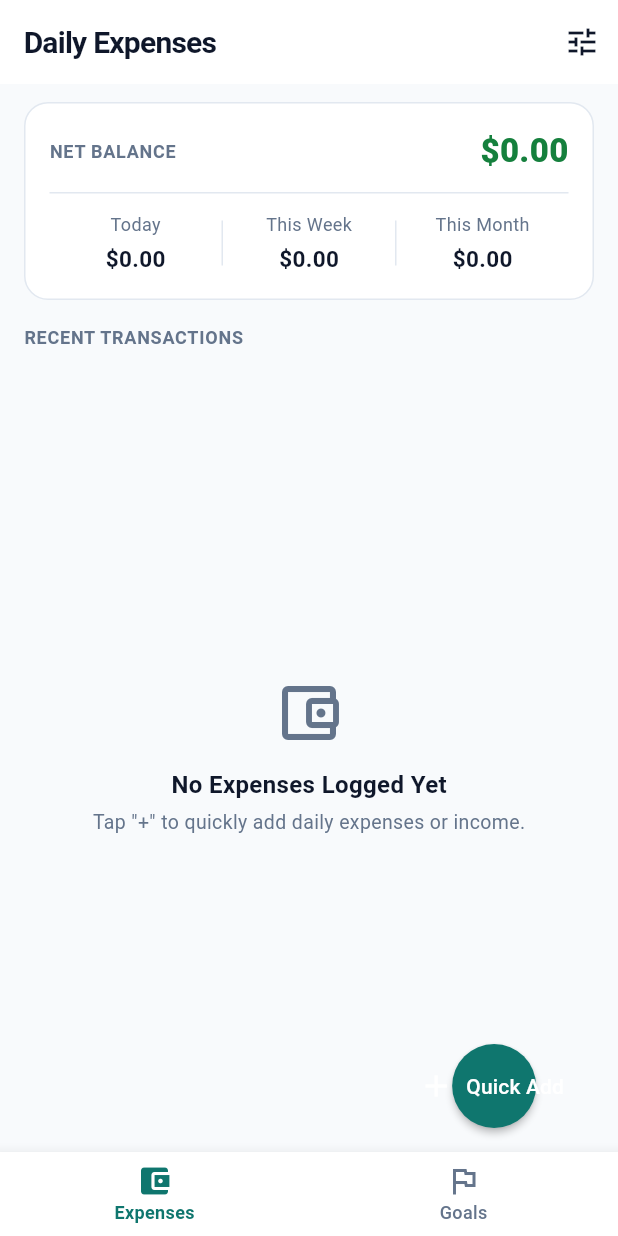
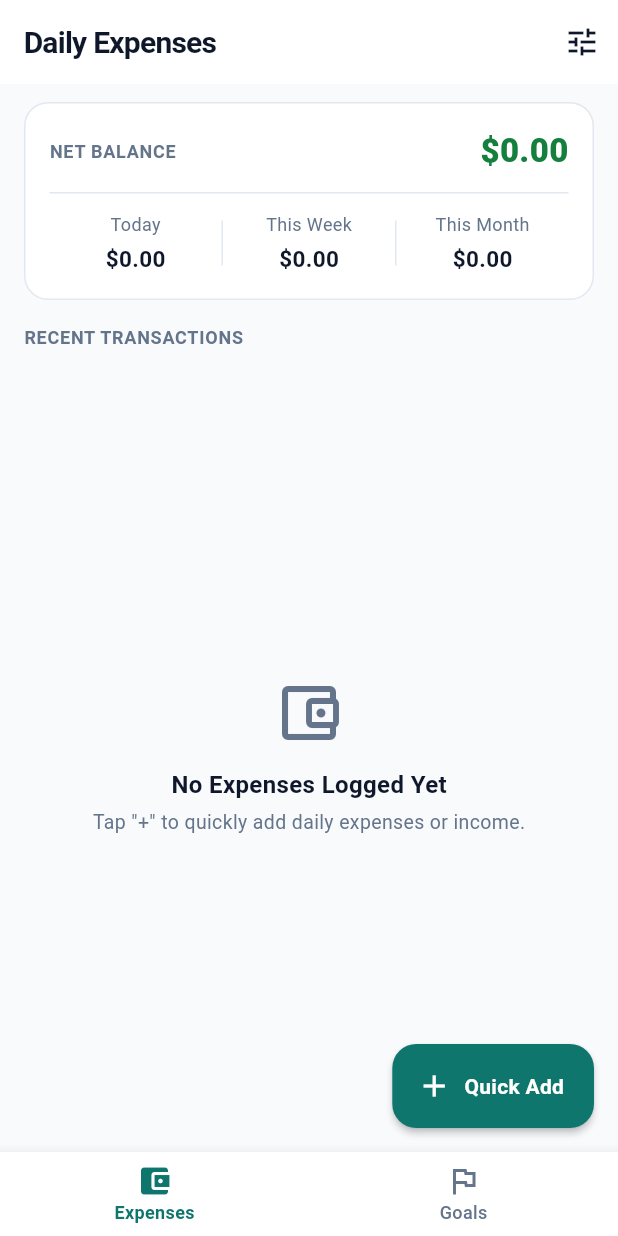
Before and after one commit to khademul-menaliam/expence_calculate_mobile_app, a Flutter app: the screen it shows after launch, on a phone screen of 412 x 824 dp. Run offline on Flutter 3.47's test engine with Material 3 defaults, Android fonts, the phone set to English and light mode, and no system bars; our stand-ins replace drift, flutter_riverpod; accounts and stored records are empty; generated files the repository leaves out were written again.

Commit message:
Fix UI floating action button, input label collision, and optimize APK build size with R8

```diff
--- a/lib/screens/expenses/edit_expense_dialog.dart
+++ b/lib/screens/expenses/edit_expense_dialog.dart
@@ -114,8 +114,9 @@ class _EditExpenseDialogState extends ConsumerState<EditExpenseDialog> {
                       lastDate: DateTime.now().add(const Duration(days: 365)),
                     );
                     if (pickedDate == null || !mounted) return;
+                    final currentContext = context;
                     final pickedTime = await showTimePicker(
-                      context: context,
+                      context: currentContext,
                       initialTime: TimeOfDay.fromDateTime(_date),
                     );
                     if (pickedTime != null && mounted) {
--- a/lib/theme/app_theme.dart
+++ b/lib/theme/app_theme.dart
@@ -53,6 +53,9 @@ class AppTheme {
         filled: true,
         fillColor: const Color(0xFFF1F5F9),
         contentPadding: const EdgeInsets.symmetric(horizontal: 16, vertical: 14),
+        floatingLabelBehavior: FloatingLabelBehavior.always,
+        labelStyle: const TextStyle(color: textSecondary, fontSize: 14),
+        floatingLabelStyle: const TextStyle(color: primaryAccent, fontSize: 13, fontWeight: FontWeight.w600),
         border: OutlineInputBorder(
           borderRadius: BorderRadius.circular(10),
           borderSide: const BorderSide(color: border),
@@ -105,11 +108,12 @@ class AppTheme {
           ),
         ),
       ),
-      floatingActionButtonTheme: const FloatingActionButtonThemeData(
+      floatingActionButtonTheme: FloatingActionButtonThemeData(
         backgroundColor: primaryAccent,
         foregroundColor: Colors.white,
         elevation: 2,
-        shape: CircleBorder(),
+        shape: RoundedRectangleBorder(borderRadius: BorderRadius.circular(16)),
+        extendedTextStyle: const TextStyle(fontWeight: FontWeight.w600, fontSize: 14, letterSpacing: 0.2),
       ),
       bottomNavigationBarTheme: const BottomNavigationBarThemeData(
         backgroundColor: cardBg,
```
Also changed, not shown: 2 other files.
